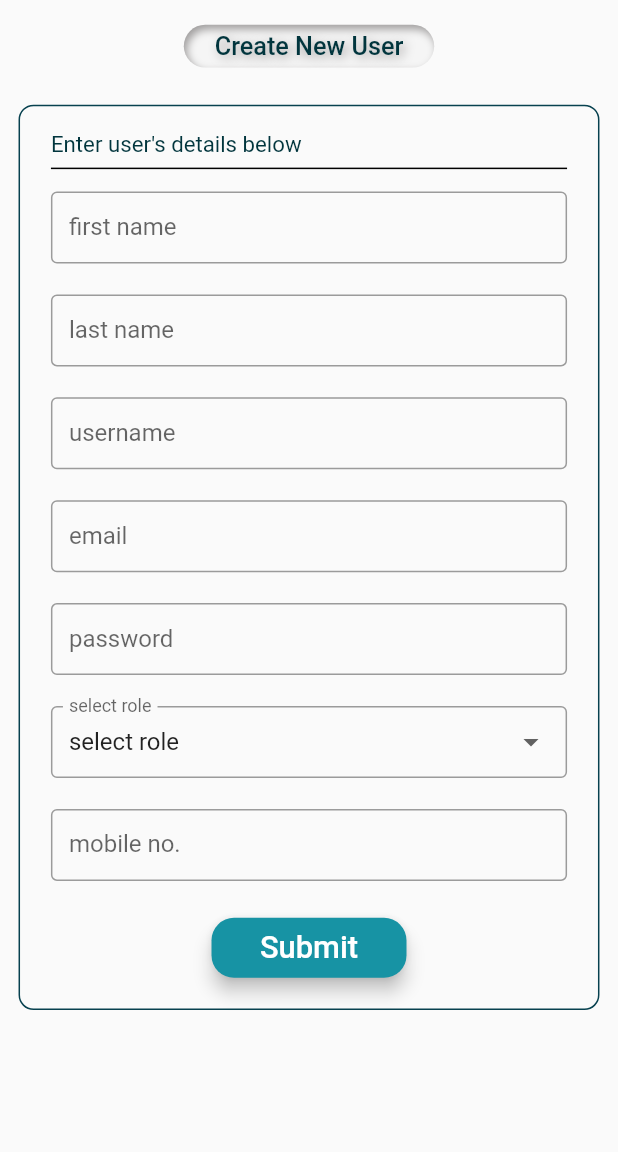
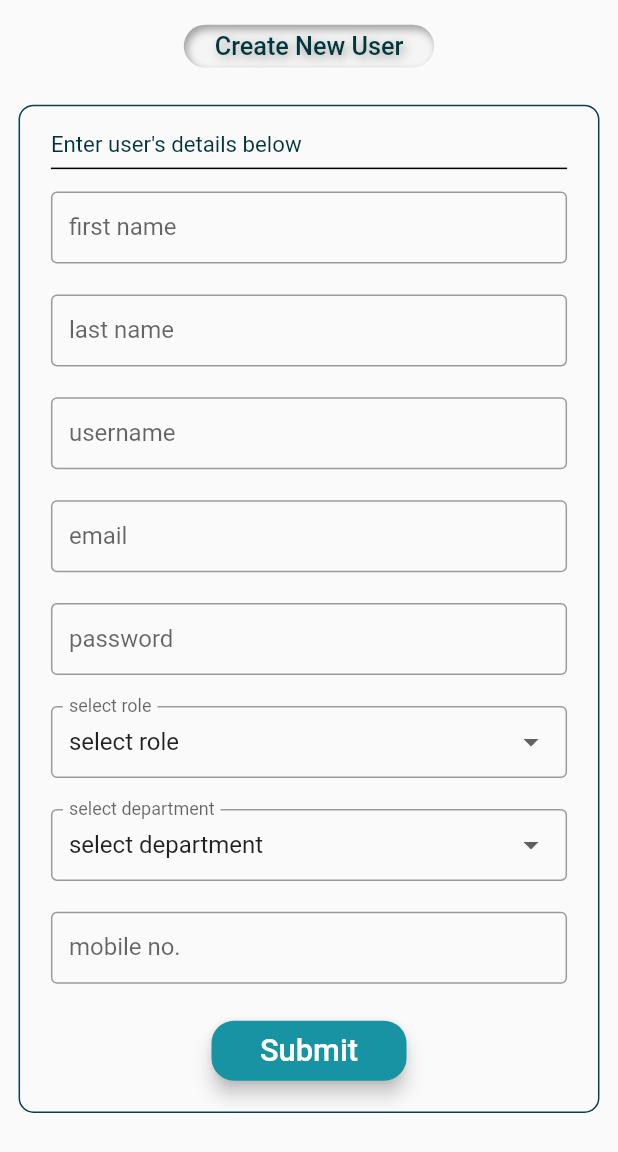
Before and after one commit to divyakekade/WCE-Support, a Flutter app: the CreateUser screen opened directly, on a phone screen of 412 x 824 dp. Shown: the top 1152 px of the screen. Run offline on Flutter 3.47's test engine with Material 2 defaults, Android fonts, the phone set to English and light mode, and no system bars; our stand-ins replace flutter_inset_box_shadow; missing offline and left inert: dart:ffi.

Commit message:
create user page updated

```diff
--- a/lib/screens/CreateUser.dart
+++ b/lib/screens/CreateUser.dart
@@ -16,19 +16,21 @@ class _CreateUserState extends State<CreateUser> {
   String email = "";
   String password = "";
   String role = "select role";
-  String branch = "select branch";
+  String department = "select department";
   String year = "select year";
   String mobileNo = "";
   bool showYearBranch = false;
 
-  List<String> branchesList = <String>[
-    "select branch",
+  List<String> departmentsList = <String>[
+    "select department",
     "Computer Science & Engineering",
     "Information Technology",
     "Electronics",
     "Electrical",
     "Mechanical",
-    "Civil"
+    "Civil",
+    "Hostel",
+    "Exam Cell"
   ];
 
   List<String> yearsList = <String>[
@@ -52,7 +54,7 @@ class _CreateUserState extends State<CreateUser> {
     print(email);
     print(password);
     print(role);
-    print(branch);
+    print(department);
     print(year);
     print(mobileNo);
   }
@@ -243,8 +245,8 @@ class _CreateUserState extends State<CreateUser> {
                           } else {
                             setState(() {
                               showYearBranch= false;
-                              year = "";
-                              branch = "";
+                              year = "select year";
+                              department = "select department";
                             });
                           }
                         },
@@ -264,10 +266,9 @@ class _CreateUserState extends State<CreateUser> {
                       SizedBox(
                         height: MediaQuery.of(context).size.height * 0.025,
                       ),
-                      showYearBranch ?
                       DropdownButtonFormField(
                         isExpanded: true,
-                        items: branchesList.map((value) {
+                        items: departmentsList.map((value) {
                           return DropdownMenuItem<String>(
                             value: value,
                             child: Text(
@@ -276,14 +277,14 @@ class _CreateUserState extends State<CreateUser> {
                             ),
                           );
                         }).toList(),
-                        value: branch,
+                        value: department,
                         onChanged: (String? value) {
                           setState(() {
-                            branch = value!;
+                            department = value!;
                           });
                         },
                         decoration: const InputDecoration(
-                            labelText: 'select branch',
+                            labelText: 'select department',
                             contentPadding: EdgeInsets.all(12),
                             border: OutlineInputBorder(
                                 // borderRadius: BorderRadius.all(Radius.circular(30.0)),
@@ -294,11 +295,10 @@ class _CreateUserState extends State<CreateUser> {
                                 borderSide: BorderSide(
                               color: Colors.black,
                             ))),
-                      ) :
-                      const SizedBox(
-                        // height: MediaQuery.of(context).size.height * 0.025,
                       ),
-                      showYearBranch ? SizedBox(height: MediaQuery.of(context).size.height * 0.025) : const SizedBox(),
+                      SizedBox(
+                        height: MediaQuery.of(context).size.height * 0.025,
+                      ),
                       showYearBranch ?
                       DropdownButtonFormField(
                         isExpanded: true,
--- a/lib/screens/ViewGrievances.dart
+++ b/lib/screens/ViewGrievances.dart
@@ -64,7 +64,7 @@ class _ViewGrievancesState extends State<ViewGrievances> {
                 ElevatedButton(
                   onPressed: () {},
                   style: buttonStyle,
-                  child: const Text("Grievances Assigned To Me"),
+                  child: const Text("My Grievances"),
                 ),
               ],
             ),
```
